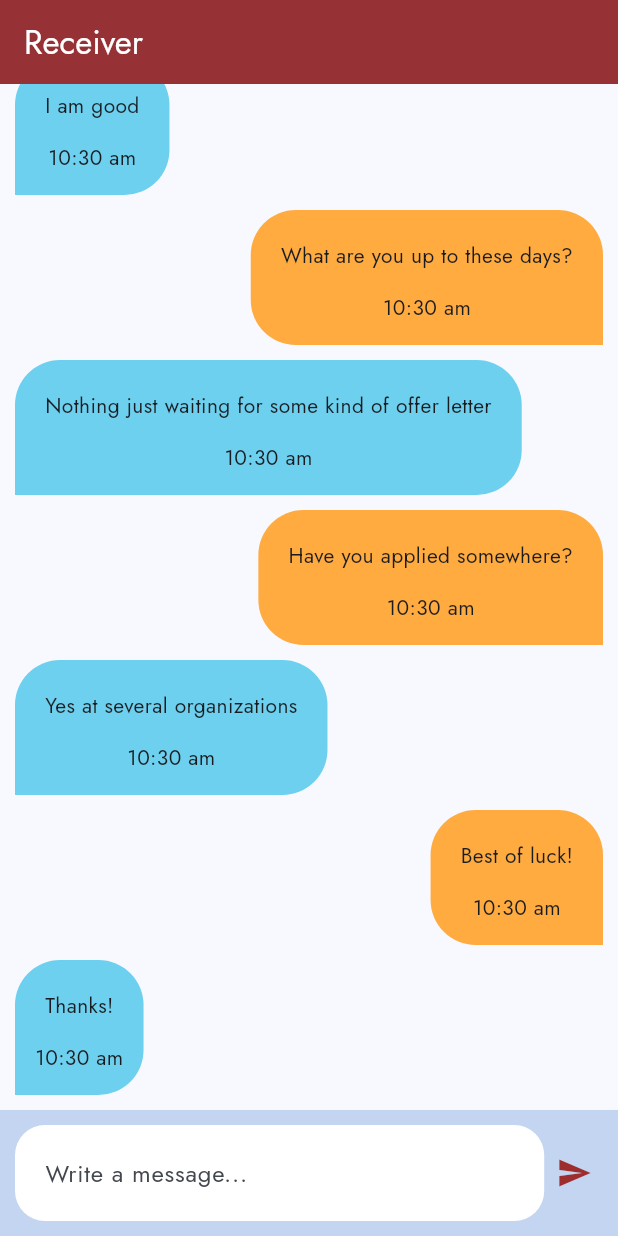
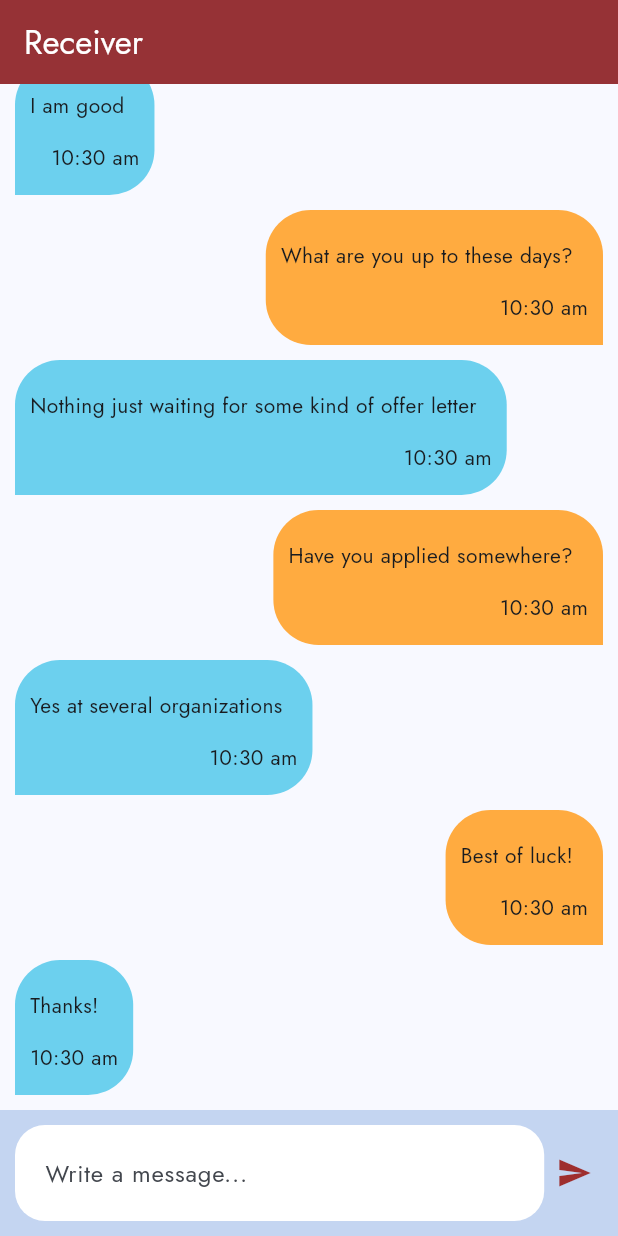
Before and after one commit to abdulrehman202/chat_app, a Flutter app: the screen it shows after launch, scrolled down 356 dp, on a phone screen of 412 x 824 dp. Run offline on Flutter 3.47's test engine with Material 3 defaults, Android fonts, the phone set to English and light mode, and no system bars; statements that could not run were skipped.

Commit message:
chat bubble time issue resolved

```diff
--- a/lib/View/chat_screen.dart
+++ b/lib/View/chat_screen.dart
@@ -1,3 +1,5 @@
+import 'dart:async';
+
 import 'package:chat_app/Model/ChatRoom.dart';
 import 'package:chat_app/Model/Message.dart';
 import 'package:chat_app/Model/User.dart';
@@ -5,6 +7,8 @@ import 'package:chat_app/constants.dart';
 import 'package:flutter/material.dart';
 
 class ChatScreen extends StatefulWidget {
+
+
   ChatRoom chatRoom =
       ChatRoom('abc', User('sabc', 'Sender'), User('rabc', 'Receiver'), []);
 
@@ -16,10 +20,19 @@ class ChatScreen extends StatefulWidget {
 
 class _ChatScreenState extends State<ChatScreen> {
   TextEditingController _msgController = TextEditingController();
+  ScrollController _scrollController = ScrollController();
+
+  StreamController _streamController = StreamController<List<Message>>();
+
 
   Widget messageBubble(Message message) {
     DateTime msgTime = message.time;
     double radius = 30.0;
+
+    String timeContent = Constants.get12hrsTime(msgTime);
+
+    CrossAxisAlignment cAlignment = timeContent.length < message.content.length? CrossAxisAlignment.end:CrossAxisAlignment.start;
+
     BoxDecoration senderDec = BoxDecoration(
       color: Colors.orangeAccent,
       borderRadius: BorderRadius.only(
@@ -37,16 +50,20 @@ class _ChatScreenState extends State<ChatScreen> {
         bottomRight: Radius.circular(radius),
       ),
     );
+
+
     return Align(
       alignment: message.sender == widget.chatRoom.sender.id ? Alignment.centerRight : Alignment.centerLeft,
       child: Container(
+
         padding: const EdgeInsets.all(10),
         margin: const EdgeInsets.only(bottom: 10,left: 10,right: 10),
         decoration: message.sender == widget.chatRoom.sender.id  ? senderDec : receiverDec,
         child: Column(
+          crossAxisAlignment: cAlignment,
           children: [
             Padding(
-              padding: const EdgeInsets.all(10),
+              padding: const EdgeInsets.only(top: 10,right: 10,bottom: 10),
               child: Text(
                 message.content,
                 overflow: TextOverflow.clip,
@@ -54,7 +71,7 @@ class _ChatScreenState extends State<ChatScreen> {
             ),
             Container(
                 margin: const EdgeInsets.symmetric(vertical: 5),
-                child: Text( Constants.get12hrsTime(msgTime),
+                child: Text( timeContent,
                 ))
           ],
         ),
@@ -79,6 +96,9 @@ class _ChatScreenState extends State<ChatScreen> {
                     color: Colors.white,
                   ),
                   child: TextField(
+                    onTap: () => _scrollController.jumpTo(
+    _scrollController.position.maxScrollExtent,
+  ),
                     maxLines: null,
                     keyboardType: TextInputType.multiline,
                     decoration: const InputDecoration(
@@ -106,6 +126,8 @@ class _ChatScreenState extends State<ChatScreen> {
   @override
   Widget build(BuildContext context) {
     DateTime currentTime = DateTime.now();
+    _streamController.sink.add(widget.chatRoom.messages);
+
     return Scaffold(
       resizeToAvoidBottomInset: false,
       bottomNavigationBar: Column(
@@ -126,10 +148,27 @@ class _ChatScreenState extends State<ChatScreen> {
         backgroundColor: const Color.fromARGB(255, 158, 46, 46),
       ),
       body: SingleChildScrollView(
+        controller: _scrollController,
         child: Column(
           children: [
-            dateRow(currentTime),
+            dateRow(currentTime.add(Duration(days: 1))),
+            // Expanded(
+            //   child: StreamBuilder(
+            //     stream: _streamController.stream ,
+            //     builder: (context, snapshot)
+            //   {
+            //     List<Message> msgs = snapshot.data??[];
+            //     return ListView.builder(
+            //       scrollDirection: Axis.vertical,
+            //       shrinkWrap: true,
+            //       itemCount: msgs.length,itemBuilder: (context, index)
+            //     {
+            //       return messageBubble(msgs[index]);
+            //     }
+            //     );
 
+            //   }),
+            // ),
             messageBubble(Message('abc', 'Hello!', DateTime.now(), 'sabc', 'rabc')),
             messageBubble(Message('abc', 'Hi!', DateTime.now(), 'rabc', 'sabc')),
             messageBubble(Message('abc', 'How are you doing?', DateTime.now(), 'sabc', 'rabc')),
```
